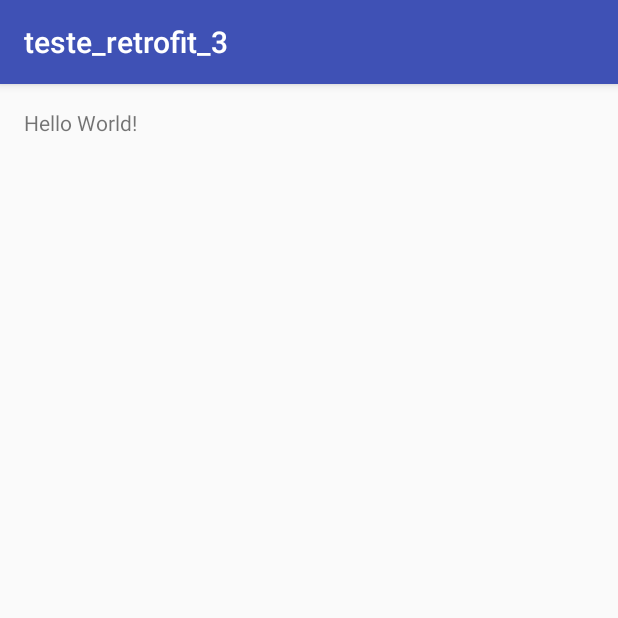
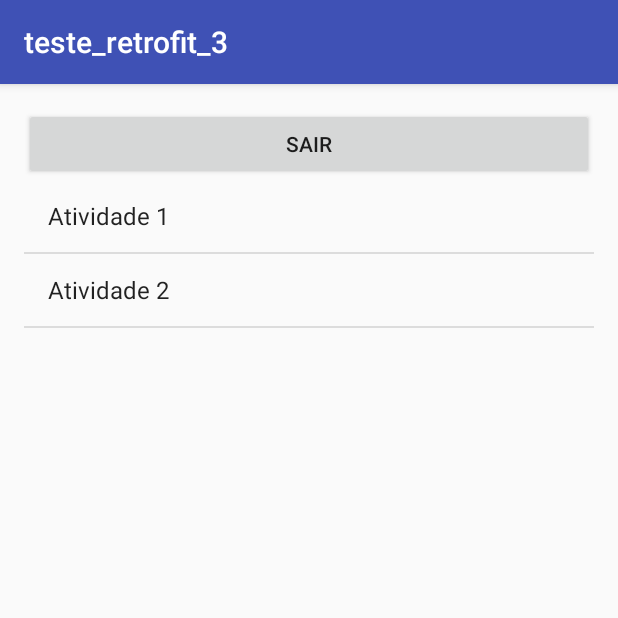
Before and after one commit to lffruhling/TestesAndroid, an Android app: the screen it shows after launch (MainActivity), on a phone screen of 412 x 824 dp, the top half of it. Run offline under Robolectric (Android 15) with nearby library versions, the phone set to English and light mode, and no system bars.

Commit message:
primeiro teste com o text_view

```diff
--- a/teste_retrofit_3/app/src/main/java/com/webdroidteam/teste_retrofit_3/MainActivity.java
+++ b/teste_retrofit_3/app/src/main/java/com/webdroidteam/teste_retrofit_3/MainActivity.java
@@ -1,11 +1,21 @@
 package com.webdroidteam.teste_retrofit_3;
 
+import android.content.Context;
+import android.content.Intent;
 import android.support.v7.app.AppCompatActivity;
 import android.os.Bundle;
 import android.util.Log;
+import android.view.View;
+import android.widget.Adapter;
+import android.widget.AdapterView;
+import android.widget.ArrayAdapter;
+import android.widget.ListView;
 
 import com.webdroidteam.teste_retrofit_3.models.Clientes;
 import com.webdroidteam.teste_retrofit_3.models.UdacityCatalog;
+
+import java.util.List;
+import java.util.Map;
 
 import retrofit2.Call;
 import retrofit2.Callback;
@@ -16,6 +26,7 @@ import retrofit2.converter.gson.GsonConverterFactory;
 public class MainActivity extends AppCompatActivity {
 
     private static final String TAG = "TESTEEEEE: --- ";
+
 
     @Override
     protected void onCreate(Bundle savedInstanceState) {
@@ -38,9 +49,11 @@ public class MainActivity extends AppCompatActivity {
                 }else{
                     //Requisição com sucesso
                     UdacityCatalog catalog = response.body();
-
+                    Integer i = 0;
                     for(Clientes c : catalog.clientes){
                         Log.i("OKKKKKK",String.format("%s: %s",c.id,c.nome));
+                        i++;
+                        Log.i("Array: ", i.toString());
                         Log.i(TAG,"---------------------");
                     }
                 }
@@ -52,5 +65,51 @@ public class MainActivity extends AppCompatActivity {
             }
         });
 
+        /*
+        *
+        *Código para list View
+        */
+
+        String[] atividades = new String[]{"Atividade 1", "Atividade 2"};
+
+        ArrayAdapter<String> adapter = new ArrayAdapter<String>(this, android.R.layout.simple_list_item_1,atividades);
+
+        ListView lv_lista = (ListView)findViewById(R.id.lvLista);
+
+        lv_lista.setAdapter(adapter);
+
+        lv_lista.setOnItemClickListener(chamaAtividades());
+    }
+
+    public AdapterView.OnItemClickListener chamaAtividades(){
+        return (new AdapterView.OnItemClickListener() {
+            @Override
+            public void onItemClick(AdapterView<?> av, View v, int position, long id) {
+                Intent intent = null;
+                switch (position){
+                    case 0:
+                        intent = new Intent(getBaseContext(), atividade1.class);
+                        startActivity(intent);
+                        break;
+                    case 1:
+                        intent = new Intent(getBaseContext(), atividade2.class);
+                        startActivity(intent);
+                        break;
+                }
+            }
+        });
+    }
+    /*public void acessarAtividade1(View view){
+        Intent intent = new Intent(this, atividade1.class);
+        startActivity(intent);
+    }
+
+    public void acessarAtividade2(View view){
+        Intent intent = new Intent(this, atividade2.class);
+        startActivity(intent);
+    }*/
+
+    public void sair(View view){
+        finish();
     }
 }
--- a/teste_retrofit_3/app/src/main/res/layout/activity_main.xml
+++ b/teste_retrofit_3/app/src/main/res/layout/activity_main.xml
@@ -1,16 +1,27 @@
 <?xml version="1.0" encoding="utf-8"?>
-<RelativeLayout xmlns:android="http://schemas.android.com/apk/res/android"
+<LinearLayout xmlns:android="http://schemas.android.com/apk/res/android"
     xmlns:tools="http://schemas.android.com/tools"
     android:layout_width="match_parent"
     android:layout_height="match_parent"
     android:paddingBottom="@dimen/activity_vertical_margin"
-    android:paddingLeft="@dimen/activity_horizontal_margin"
-    android:paddingRight="@dimen/activity_horizontal_margin"
+    android:paddingLeft="@dimen/activity_vertical_margin"
+    android:paddingRight="@dimen/activity_vertical_margin"
     android:paddingTop="@dimen/activity_vertical_margin"
-    tools:context="com.webdroidteam.teste_retrofit_3.MainActivity">
+    tools:context="com.webdroidteam.teste_retrofit_3.MainActivity"
+    android:orientation="vertical">
 
-    <TextView
-        android:layout_width="wrap_content"
+
+    <Button
+        android:layout_width="match_parent"
         android:layout_height="wrap_content"
-        android:text="Hello World!" />
-</RelativeLayout>
+        android:text="Sair"
+        android:id="@+id/btnSair"
+        android:onClick="sair" />
+
+    <ListView
+        android:layout_width="match_parent"
+        android:layout_height="0dp"
+        android:id="@+id/lvLista"
+        android:layout_weight="1"/>
+
+</LinearLayout>
```
Also changed, not shown: teste_retrofit_3/app/src/main/AndroidManifest.xml (+14 -0 lines), teste_retrofit_3/app/src/main/java/com/webdroidteam/teste_retrofit_3/atividade1.java (added, +20 -0 lines), teste_retrofit_3/app/src/main/java/com/webdroidteam/teste_retrofit_3/atividade2.java (added, +21 -0 lines), teste_retrofit_3/app/src/main/res/layout/layout_atividade1.xml (added, +20 -0 lines), teste_retrofit_3/app/src/main/res/layout/layout_atividade2.xml (added, +21 -0 lines).
